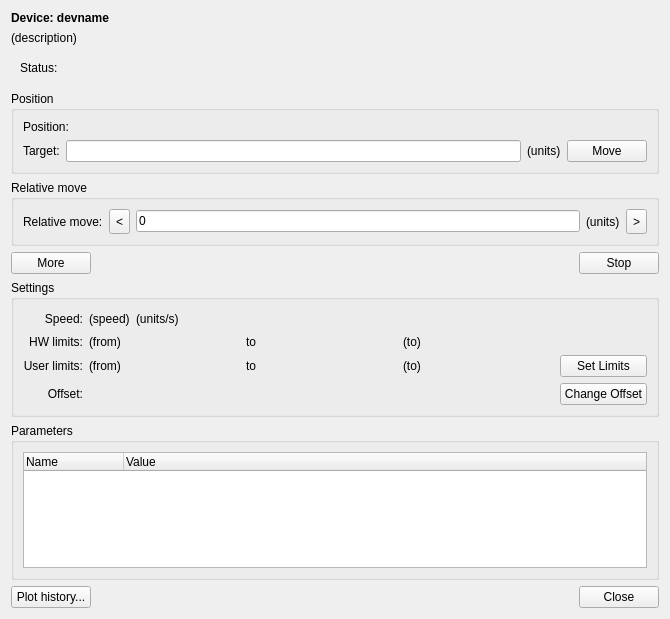
The window that nicos_ess/gui/panels/ui_files/motor.ui (ess-dmsc/nicos) describes before a commit, drawn with Qt 5.
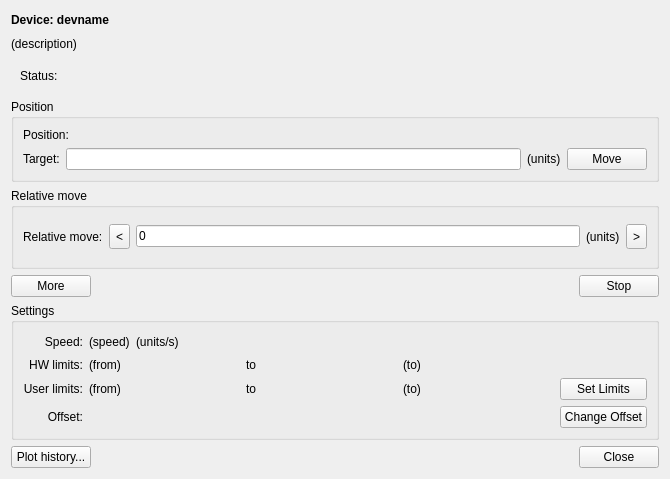
The same window after the commit. Icons and pictures are not drawn. Custom widgets are drawn as their Qt base class.

Commit message: pulled parameters table out into a separate class

```diff
--- a/nicos_ess/gui/panels/ui_files/motor.ui
+++ b/nicos_ess/gui/panels/ui_files/motor.ui
@@ -7,7 +7,7 @@
     <x>0</x>
     <y>0</y>
     <width>670</width>
-    <height>619</height>
+    <height>479</height>
    </rect>
   </property>
   <property name="windowTitle">
@@ -439,41 +439,6 @@
      </layout>
     </widget>
    </item>
-   <item>
-    <widget class="QGroupBox" name="paramGroup">
-     <property name="sizePolicy">
-      <sizepolicy hsizetype="Preferred" vsizetype="Expanding">
-       <horstretch>0</horstretch>
-       <verstretch>0</verstretch>
-      </sizepolicy>
-     </property>
-     <property name="title">
-      <string>Parameters</string>
-     </property>
-     <layout class="QVBoxLayout" name="verticalLayout_6">
-      <item>
-       <widget class="QTreeWidget" name="paramList">
-        <property name="contextMenuPolicy">
-         <enum>Qt::ContextMenuPolicy::CustomContextMenu</enum>
-        </property>
-        <property name="rootIsDecorated">
-         <bool>false</bool>
-        </property>
-        <column>
-         <property name="text">
-          <string>Name</string>
-         </property>
-        </column>
-        <column>
-         <property name="text">
-          <string>Value</string>
-         </property>
-        </column>
-       </widget>
-      </item>
-     </layout>
-    </widget>
-   </item>
    <item>
     <layout class="QHBoxLayout" name="horizontalLayout_3">
      <item>
```
The commit also changes 2 other files.
